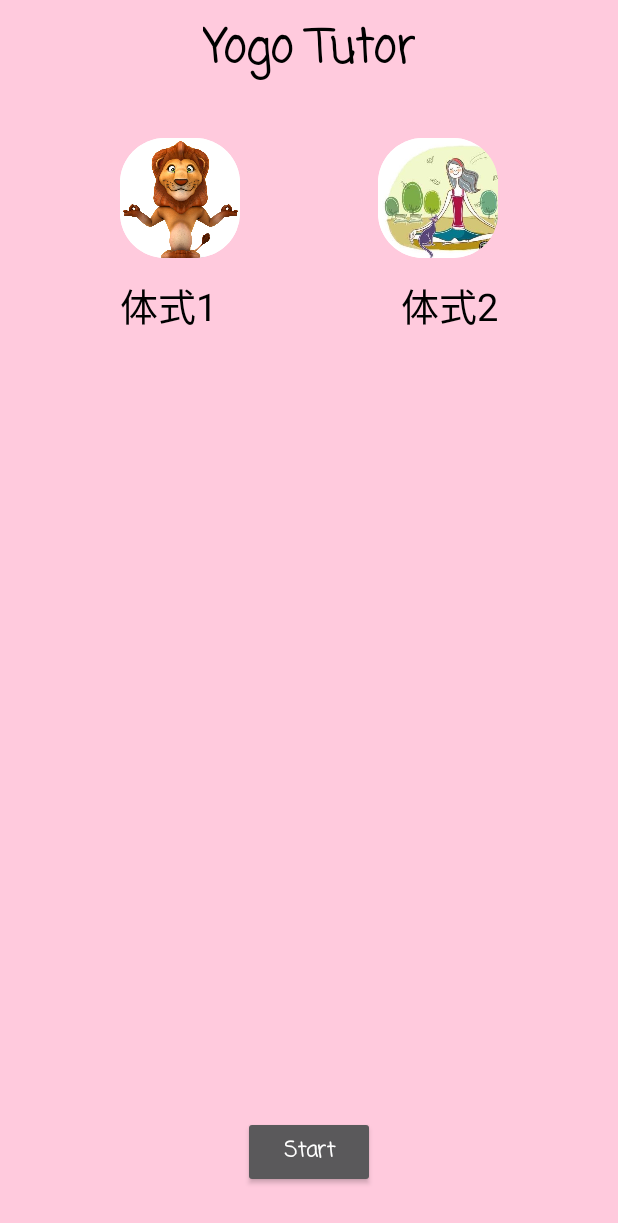
After one commit to SherlockHolmes221/TensorflowTest, an Android app: the layout activity_begin.xml on its own in the app's theme, with its tools: preview values and no code run, on a phone screen of 412 x 824 dp. The commit adds this screen. Shown: the top 1223 px of the screen. Run offline under Robolectric (Android 15) with nearby library versions, the phone set to English and light mode, and no system bars.

Commit message:
begin_page

```diff
--- a/app/src/main/java/gdut/bsx/tensorflowtraining/MyApplication.java
+++ b/app/src/main/java/gdut/bsx/tensorflowtraining/MyApplication.java
@@ -20,6 +20,4 @@ public class MyApplication extends Application{
         MyApplication application = (MyApplication) context.getApplicationContext();
         return application.refWatcher;
     }
-
-
 }
--- /dev/null
+++ b/app/src/main/java/gdut/bsx/tensorflowtraining/activity/BeginActivity.java
@@ -0,0 +1,34 @@
+package gdut.bsx.tensorflowtraining.activity;
+
+import android.app.Application;
+import android.content.Intent;
+import android.os.Bundle;
+import android.support.annotation.Nullable;
+import android.support.v7.app.AppCompatActivity;
+import android.view.View;
+
+import gdut.bsx.tensorflowtraining.R;
+
+public class BeginActivity extends AppCompatActivity{
+
+    @Override
+    protected void onCreate(@Nullable Bundle savedInstanceState) {
+        super.onCreate(savedInstanceState);
+
+        setContentView(R.layout.activity_begin);
+
+        initEvent();
+    }
+
+    private void initEvent() {
+
+        findViewById(R.id.act_begin_start).setOnClickListener(new View.OnClickListener() {
+            @Override
+            public void onClick(View v) {
+                startActivity(new Intent(BeginActivity.this,CameraActivity.class));
+            }
+        });
+    }
+
+
+}
--- a/app/src/main/java/gdut/bsx/tensorflowtraining/activity/CameraActivity.java
+++ b/app/src/main/java/gdut/bsx/tensorflowtraining/activity/CameraActivity.java
@@ -28,9 +28,9 @@ public class CameraActivity extends Activity {
   protected void onCreate(Bundle savedInstanceState) {
     super.onCreate(savedInstanceState);
 
-    if (!isTaskRoot()) {
-      finish();
-    }
+//    if (!isTaskRoot()) {
+//      finish();
+//    }
 
     setContentView(R.layout.activity_camera);
     if (null == savedInstanceState) {
--- a/app/src/main/java/gdut/bsx/tensorflowtraining/fragment/Camera2BasicFragment.java
+++ b/app/src/main/java/gdut/bsx/tensorflowtraining/fragment/Camera2BasicFragment.java
@@ -80,6 +80,7 @@ import java.util.concurrent.TimeUnit;
 
 import gdut.bsx.tensorflowtraining.MyApplication;
 import gdut.bsx.tensorflowtraining.R;
+import gdut.bsx.tensorflowtraining.activity.CameraActivity;
 import gdut.bsx.tensorflowtraining.activity.MainActivity;
 import gdut.bsx.tensorflowtraining.ternsorflow.Classifier;
 import gdut.bsx.tensorflowtraining.ternsorflow.TensorFlowImageClassifier;
@@ -420,8 +421,8 @@ public class Camera2BasicFragment extends Fragment
   @Override
   public void onDestroy() {
     super.onDestroy();
-    RefWatcher refWatcher = MyApplication.getRefWatcher(getActivity());
-    refWatcher.watch(this);
+//    RefWatcher refWatcher = MyApplication.getRefWatcher(getActivity());
+//    refWatcher.watch(this);
   }
 
   /**
@@ -828,8 +829,6 @@ public class Camera2BasicFragment extends Fragment
     });
   }
 
-
-
   /**
    * 对图片进行缩放
    * @param bitmap
--- a/app/src/main/java/gdut/bsx/tensorflowtraining/ternsorflow/TensorFlowImageClassifier.java
+++ b/app/src/main/java/gdut/bsx/tensorflowtraining/ternsorflow/TensorFlowImageClassifier.java
@@ -21,7 +21,7 @@ import android.os.Trace;
 import android.util.Log;
 
 import org.tensorflow.Operation;
-import org.tensorflow.contrib.android.TensorFlowInferenceInterface;
+import org.tensorflow.contrib.android.TensorFlowInferenceInterface;//TensorFlowInferenceInterface
 
 import java.io.BufferedReader;
 import java.io.IOException;
--- /dev/null
+++ b/app/src/main/java/gdut/bsx/tensorflowtraining/widget/RoundImageViewByXfermode.java
@@ -0,0 +1,163 @@
+package gdut.bsx.tensorflowtraining.widget;
+
+import android.annotation.SuppressLint;
+import android.content.Context;
+import android.content.res.TypedArray;
+import android.graphics.Bitmap;
+import android.graphics.Canvas;
+import android.graphics.Color;
+import android.graphics.Paint;
+import android.graphics.PorterDuff;
+import android.graphics.PorterDuffXfermode;
+import android.graphics.RectF;
+import android.graphics.Xfermode;
+import android.graphics.drawable.Drawable;
+import android.util.AttributeSet;
+import android.util.Log;
+import android.util.TypedValue;
+import android.widget.ImageView;
+
+import java.lang.ref.WeakReference;
+
+import gdut.bsx.tensorflowtraining.R;
+
+public class RoundImageViewByXfermode extends android.support.v7.widget.AppCompatImageView{
+
+    private Paint mPaint;
+    private Xfermode mXfermode = new PorterDuffXfermode(PorterDuff.Mode.DST_IN);
+    private Bitmap mMaskBitmap;
+
+    private WeakReference<Bitmap> mWeakBitmap;
+
+    /** 图片的类型，圆形or圆角 */
+    private int type;
+    public static final int TYPE_CIRCLE = 0;
+    public static final int TYPE_ROUND = 1;
+    /** 圆角大小的默认值 */
+    private static final int BODER_RADIUS_DEFAULT = 10;
+    /** 圆角的大小 */
+    private int mBorderRadius;
+
+    public RoundImageViewByXfermode(Context context)    {
+        this(context,null);
+
+        mPaint = new Paint();
+        mPaint.setAntiAlias(true);
+    }
+
+    public RoundImageViewByXfermode(Context context, AttributeSet attrs)    {
+        super(context, attrs);
+
+        mPaint = new Paint();
+        mPaint.setAntiAlias(true);
+
+        TypedArray a = context.obtainStyledAttributes(attrs,
+                R.styleable.RoundImageViewByXfermode);
+
+        mBorderRadius = a.getDimensionPixelSize(
+                R.styleable.RoundImageViewByXfermode_borderRadius, (int) TypedValue
+                        .applyDimension(TypedValue.COMPLEX_UNIT_DIP,
+                                BODER_RADIUS_DEFAULT, getResources()
+                                        .getDisplayMetrics()));// 默认为10dp
+        Log.e("TAG", mBorderRadius+"");
+        type = a.getInt(R.styleable.RoundImageViewByXfermode_type, TYPE_CIRCLE);// 默认为Circle
+
+        a.recycle();
+    }
+
+    @Override
+    protected void onMeasure(int widthMeasureSpec, int heightMeasureSpec)   {
+        super.onMeasure(widthMeasureSpec, heightMeasureSpec);
+
+        /** 如果类型是圆形，则强制改变view的宽高一致，以小值为准 */
+        if (type == TYPE_CIRCLE)        {
+            int width = Math.min(getMeasuredWidth(), getMeasuredHeight());
+            setMeasuredDimension(width, width);
+        }
+
+    }
+
+    @SuppressLint("DrawAllocation")
+    @Override
+    protected void onDraw(Canvas canvas)    {
+        //在缓存中取出bitmap
+        Bitmap bitmap = mWeakBitmap == null ? null : mWeakBitmap.get();
+
+        if (null == bitmap || bitmap.isRecycled())      {
+            //拿到Drawable
+            Drawable drawable = getDrawable();
+            //获取drawable的宽和高
+            int dWidth = drawable.getIntrinsicWidth();
+            int dHeight = drawable.getIntrinsicHeight();
+
+            if (drawable != null)           {
+                //创建bitmap
+                bitmap = Bitmap.createBitmap(getWidth(), getHeight(),
+                        Bitmap.Config.ARGB_8888);
+                float scale = 1.0f;
+                //创建画布
+                Canvas drawCanvas = new Canvas(bitmap);
+                //按照bitmap的宽高，以及view的宽高，计算缩放比例；因为设置的src宽高比例可能和imageview的宽高比例不同，这里我们不希望图片失真；
+                if (type == TYPE_ROUND)             {
+                    // 如果图片的宽或者高与view的宽高不匹配，计算出需要缩放的比例；缩放后的图片的宽高，一定要大于我们view的宽高；所以我们这里取大值；
+                    scale = Math.max(getWidth() * 1.0f / dWidth, getHeight()
+                            * 1.0f / dHeight);
+                } else              {
+                    scale = getWidth() * 1.0F / Math.min(dWidth, dHeight);
+                }
+                //根据缩放比例，设置bounds，相当于缩放图片了
+                drawable.setBounds(0, 0, (int) (scale * dWidth), (int) (scale * dHeight));
+                drawable.draw(drawCanvas);
+                if (mMaskBitmap == null || mMaskBitmap.isRecycled()) {
+                    mMaskBitmap = getBitmap();
+                }
+                // Draw Bitmap.
+                mPaint.reset();
+                mPaint.setFilterBitmap(false);
+                mPaint.setXfermode(mXfermode);
+                //绘制形状
+                drawCanvas.drawBitmap(mMaskBitmap, 0, 0, mPaint);
+                mPaint.setXfermode(null);
+                //将准备好的bitmap绘制出来
+                canvas.drawBitmap(bitmap, 0, 0, null);
+                //bitmap缓存起来，避免每次调用onDraw，分配内存
+                mWeakBitmap = new WeakReference<Bitmap>(bitmap);
+            }
+        }
+        //如果bitmap还存在，则直接绘制即可
+        if (bitmap != null) {
+            mPaint.setXfermode(null);
+            canvas.drawBitmap(bitmap, 0.0f, 0.0f, mPaint);
+            return;
+        }
+    }
+    /** 绘制形状 */
+    public Bitmap getBitmap()   {
+        Bitmap bitmap = Bitmap.createBitmap(getWidth(), getHeight(),
+                Bitmap.Config.ARGB_8888);
+        Canvas canvas = new Canvas(bitmap);
+        Paint paint = new Paint(Paint.ANTI_ALIAS_FLAG);
+        paint.setColor(Color.BLACK);
+
+        if (type == TYPE_ROUND) {
+            canvas.drawRoundRect(new RectF(0, 0, getWidth(), getHeight()),
+                    mBorderRadius, mBorderRadius, paint);
+        } else {
+            canvas.drawCircle(getWidth() / 2, getWidth() / 2, getWidth() / 2,
+                    paint);
+        }
+        return bitmap;
+    }
+
+
+    @Override
+    public void invalidate() {
+        mWeakBitmap = null;
+        if (mMaskBitmap != null) {
+            mMaskBitmap.recycle();
+            mMaskBitmap = null;
+        }
+        super.invalidate();
+    }
+
+}
--- /dev/null
+++ b/app/src/main/res/layout/activity_begin.xml
@@ -0,0 +1,87 @@
+<?xml version="1.0" encoding="utf-8"?>
+<android.support.constraint.ConstraintLayout
+    xmlns:android="http://schemas.android.com/apk/res/android"
+    xmlns:app="http://schemas.android.com/apk/res-auto"
+    android:background="#ffcadd"
+    xmlns:tools="http://schemas.android.com/tools"
+    android:layout_width="match_parent"
+    android:layout_height="match_parent">
+
+    <TextView
+        android:id="@+id/textView3"
+        android:layout_width="wrap_content"
+        android:layout_height="0dp"
+        android:layout_marginEnd="80dp"
+        android:layout_marginTop="12dp"
+        android:text="体式2"
+        android:textColor="#000000"
+        android:textSize="25dp"
+        app:layout_constraintEnd_toEndOf="parent"
+        app:layout_constraintTop_toBottomOf="@+id/roundImageViewByXfermode2" />
+
+    <gdut.bsx.tensorflowtraining.widget.RoundImageViewByXfermode
+        android:id="@+id/roundImageViewByXfermode2"
+        android:layout_width="80dp"
+        android:layout_height="80dp"
+        android:layout_marginEnd="80dp"
+        android:layout_marginTop="36dp"
+        android:src="@drawable/ic_yuga2"
+        app:borderRadius="30dp"
+        app:layout_constraintEnd_toEndOf="parent"
+        app:layout_constraintTop_toBottomOf="@+id/textView"
+        app:type="round" />
+
+    <TextView
+        android:textStyle="bold"
+        android:fontFamily="casual"
+        android:textColor="#000000"
+        android:textSize="30dp"
+        android:id="@+id/textView"
+        android:layout_width="wrap_content"
+        android:layout_height="wrap_content"
+        android:layout_marginTop="10dp"
+        android:text="Yogo Tutor"
+        app:layout_constraintEnd_toEndOf="parent"
+        app:layout_constraintStart_toStartOf="parent"
+        app:layout_constraintTop_toTopOf="parent" />
+
+
+    <gdut.bsx.tensorflowtraining.widget.RoundImageViewByXfermode
+        android:id="@+id/roundImageViewByXfermode3"
+        android:layout_width="80dp"
+        android:layout_height="80dp"
+        android:layout_marginStart="80dp"
+        android:layout_marginTop="36dp"
+        android:src="@drawable/ic_yoga1"
+        app:borderRadius="30dp"
+        app:layout_constraintStart_toStartOf="parent"
+        app:layout_constraintTop_toBottomOf="@+id/textView"
+        app:type="round" />
+
+    <TextView
+        android:id="@+id/textView2"
+        android:layout_width="wrap_content"
+        android:layout_height="0dp"
+        android:layout_marginStart="80dp"
+        android:layout_marginTop="12dp"
+        android:text="体式1"
+        android:textColor="#000000"
+        android:textSize="25dp"
+        app:layout_constraintStart_toStartOf="parent"
+        app:layout_constraintTop_toBottomOf="@+id/roundImageViewByXfermode3" />
+
+    <Button
+        android:textStyle="bold"
+        android:fontFamily="casual"
+        android:textAllCaps="false"
+        android:id="@+id/act_begin_start"
+        android:layout_width="wrap_content"
+        android:layout_height="wrap_content"
+        android:layout_marginBottom="32dp"
+        android:text="Start"
+        app:layout_constraintBottom_toBottomOf="parent"
+        app:layout_constraintEnd_toEndOf="parent"
+        app:layout_constraintStart_toStartOf="parent" />
+
+
+</android.support.constraint.ConstraintLayout>
--- /dev/null
+++ b/app/src/main/res/values/attrs.xml
@@ -0,0 +1,16 @@
+<?xml version="1.0" encoding="utf-8"?>
+<resources>
+
+    <attr name="borderRadius" format="dimension" />
+    <attr name="type">
+        <enum name="circle" value="0" />
+        <enum name="round" value="1" />
+    </attr>
+
+
+    <declare-styleable name="RoundImageViewByXfermode">
+        <attr name="borderRadius" />
+        <attr name="type" />
+    </declare-styleable>
+
+</resources>
```
Also changed, not shown: app/src/main/AndroidManifest.xml (+7 -3 lines), app/src/main/res/drawable/ic_yoga1.jpg (added), app/src/main/res/drawable/ic_yuga2.jpg (added).
